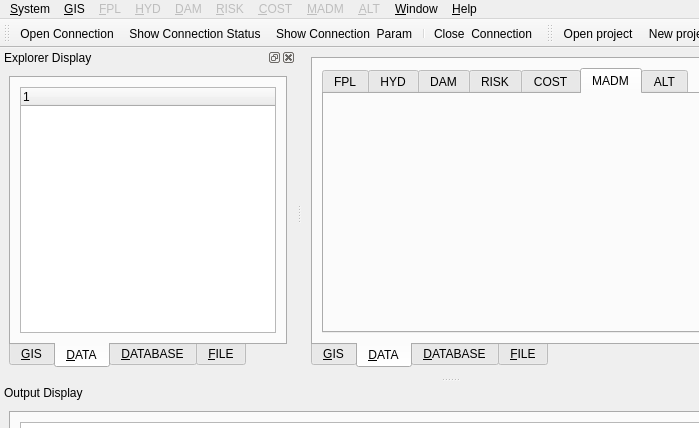
Qt form source_code/Main_Wid.ui (dabachma/ProMaIDes_src) before a commit; both pictures show x 0 to 699 and y 0 to 428 of the 900 by 682 pixel window.
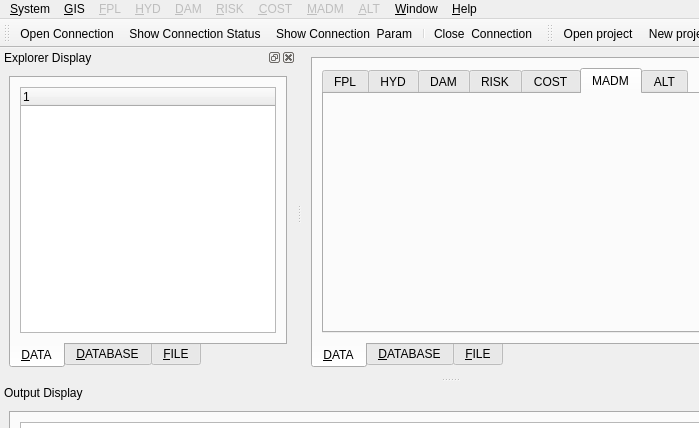
The same form after that commit. Icons and pictures are not drawn. Custom widgets are drawn as their Qt base class.

Diff of the .ui file:
```diff
--- a/source_code/Main_Wid.ui
+++ b/source_code/Main_Wid.ui
@@ -39,11 +39,6 @@
       <property name="currentIndex">
        <number>1</number>
       </property>
-      <widget class="QWidget" name="tab_data_gis">
-       <attribute name="title">
-        <string>&amp;GIS</string>
-       </attribute>
-      </widget>
       <widget class="QWidget" name="tab_data_data">
        <attribute name="title">
         <string>&amp;DATA</string>
@@ -954,7 +949,7 @@
    <property name="minimumSize">
     <size>
      <width>145</width>
-     <height>156</height>
+     <height>161</height>
     </size>
    </property>
    <property name="toolTip">
@@ -982,11 +977,6 @@
        <property name="currentIndex">
         <number>1</number>
        </property>
-       <widget class="QWidget" name="tab_tree_gis">
-        <attribute name="title">
-         <string>&amp;GIS</string>
-        </attribute>
-       </widget>
        <widget class="QWidget" name="tab_tree_data">
         <attribute name="title">
          <string>&amp;DATA</string>
```
Left out of the diff: 6 changed lines with no effect on the pictures.
